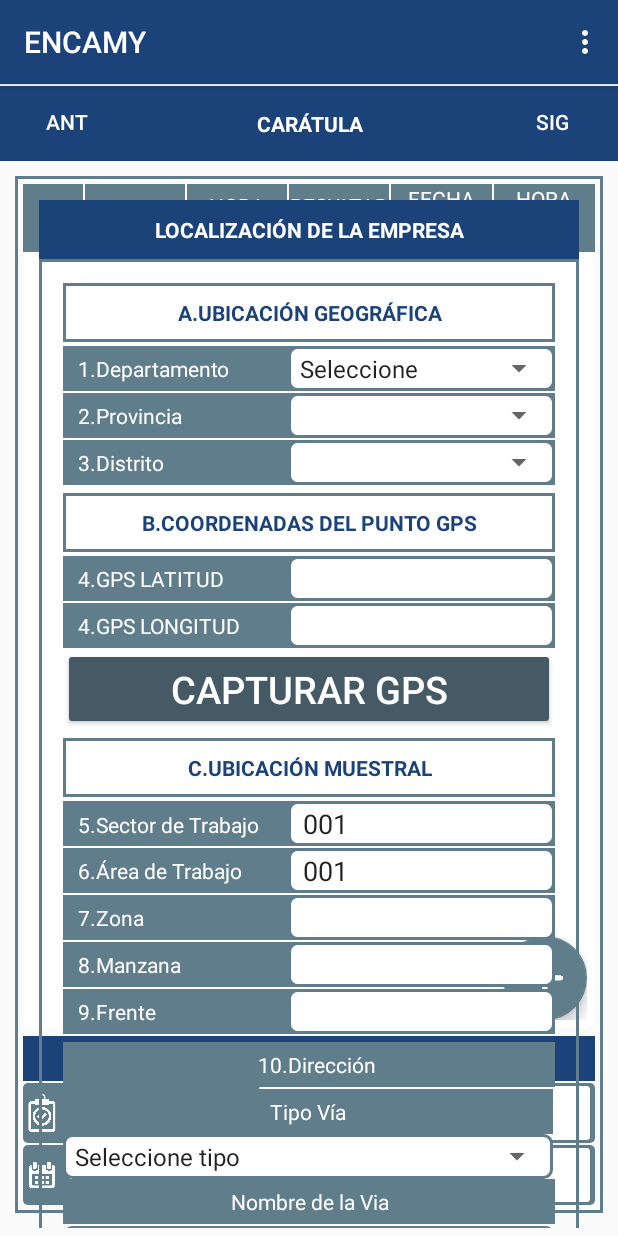
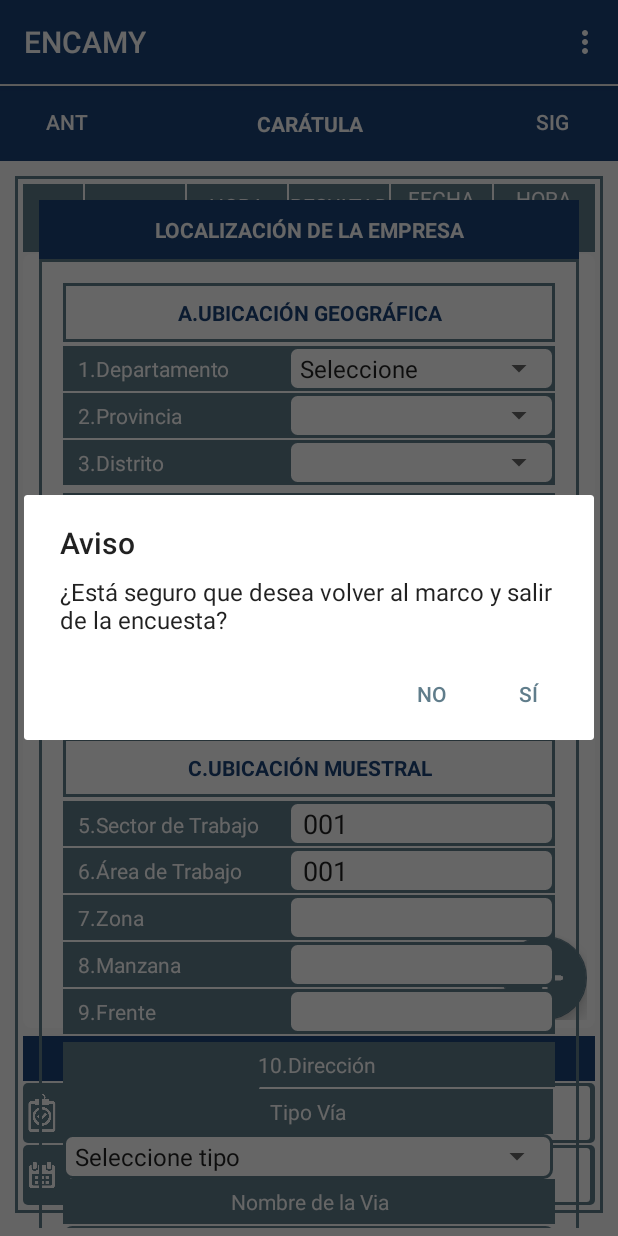
Before and after one commit to Ricindigus/ProyectoEncuestaENCAMY, an Android app: the EncuestaActivity screen opened directly, with no data from a screen before it, in the options menu, after a tap on "VOLVER AL MARCO", on a phone screen of 412 x 824 dp. Run offline under Robolectric (Android 15) with nearby library versions, the phone set to English and light mode, and no system bars; 10 statements that could not run were skipped.

Commit message:
volver marco

```diff
--- a/app/src/main/java/com/example/administrador/encal/activities/EncuestaActivity.java
+++ b/app/src/main/java/com/example/administrador/encal/activities/EncuestaActivity.java
@@ -16,6 +16,8 @@ import android.view.MenuItem;
 import android.view.View;
 import android.view.inputmethod.InputMethodManager;
 import android.widget.Button;
+import android.widget.EditText;
+import android.widget.LinearLayout;
 
 import com.example.administrador.encal.Fragments.CaratulaFragment;
 import com.example.administrador.encal.Fragments.Seccion100Fragment1;
@@ -103,13 +105,32 @@ public class EncuestaActivity extends AppCompatActivity {
 
     @Override
     public boolean onOptionsItemSelected(MenuItem item) {
-        switch (item.getItemId() ){
-            case R.id.registrar_observacion:
-                return true;
-            case R.id.volver_marco:
-                return true;
-            default:return super.onOptionsItemSelected(item);
+        final int id = item.getItemId();
+        if (id == R.id.volver_marco || id == R.id.action_marco_simple) {
+            AlertDialog.Builder builder = new AlertDialog.Builder(this);
+            builder.setMessage("¿Está seguro que desea volver al marco y salir de la encuesta?")
+                    .setTitle("Aviso")
+                    .setCancelable(false)
+                    .setNegativeButton("No",
+                            new DialogInterface.OnClickListener() {
+                                public void onClick(DialogInterface dialog, int id) {
+                                    dialog.cancel();
+                                }
+                            })
+                    .setPositiveButton("Sí",
+                            new DialogInterface.OnClickListener() {
+                                public void onClick(DialogInterface dialog, int id) {
+                                    finish();
+                                }
+                            });
+            AlertDialog alert = builder.create();
+            alert.show();
+            return true;
         }
+        if( id == R.id.registrar_observacion){
+            return true;
+        }
+        return super.onOptionsItemSelected(item);
     }
 
     public void setFragment(int poscicion, int direccion){
```
Also changed, not shown: app/src/main/java/com/example/administrador/encal/Fragments/VisitaFragment.java (+19 -15 lines), app/src/main/res/menu/menu_simple.xml (added, +9 -0 lines).
